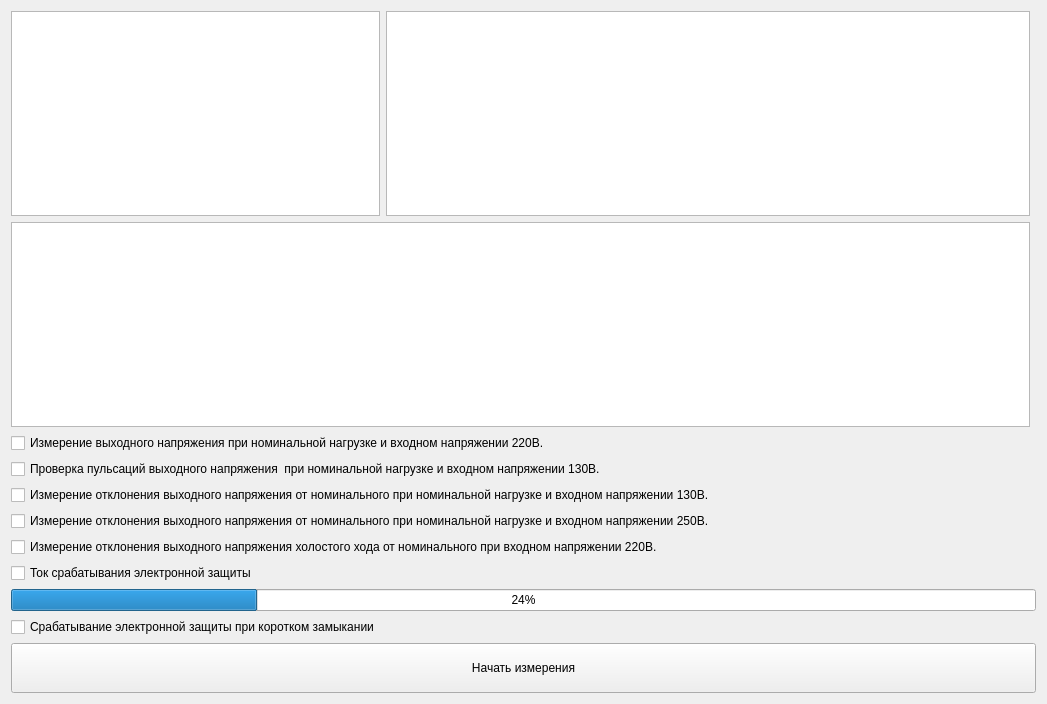
Above: auto/automaticmeasurements.ui from XRay3D/MAN2_GUI before the change. Below: the same form after it.
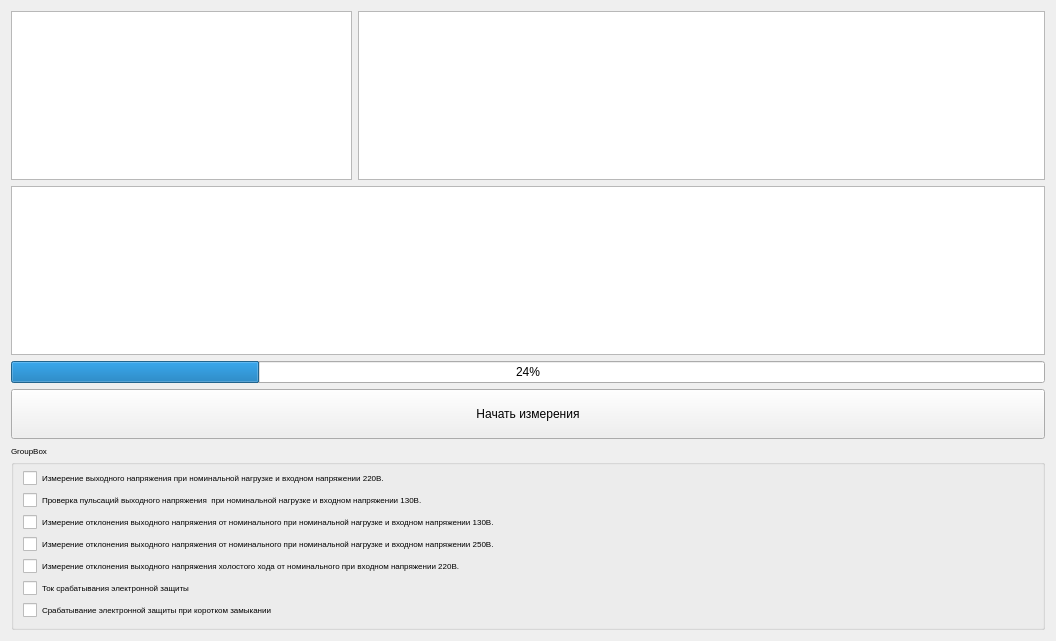
That is the form after the change.

Diff of the .ui file:
```diff
--- a/auto/automaticmeasurements.ui
+++ b/auto/automaticmeasurements.ui
@@ -6,16 +6,16 @@
    <rect>
     <x>0</x>
     <y>0</y>
-    <width>1047</width>
-    <height>704</height>
+    <width>1056</width>
+    <height>641</height>
    </rect>
   </property>
   <property name="windowTitle">
    <string>Form</string>
   </property>
   <layout class="QGridLayout" name="gridLayout">
-   <item row="1" column="1" colspan="2">
-    <widget class="QTableView" name="tableView"/>
+   <item row="0" column="2" colspan="2">
+    <widget class="QTableView" name="tvMeasure"/>
    </item>
    <item row="0" column="1">
     <widget class="QTableView" name="tvSerNum">
@@ -27,35 +27,17 @@
      </property>
     </widget>
    </item>
-   <item row="4" column="1" colspan="3">
-    <widget class="QCheckBox" name="checkBox_3">
-     <property name="text">
-      <string>Измерение отклонения выходного напряжения от номинального при номинальной нагрузке и входном напряжении 130В.</string>
-     </property>
-    </widget>
-   </item>
-   <item row="5" column="1" colspan="3">
-    <widget class="QCheckBox" name="checkBox_4">
-     <property name="text">
-      <string>Измерение отклонения выходного напряжения от номинального при номинальной нагрузке и входном напряжении 250В.</string>
-     </property>
-    </widget>
+   <item row="1" column="1" colspan="3">
+    <widget class="QTableView" name="tableView"/>
    </item>
    <item row="3" column="1" colspan="3">
-    <widget class="QCheckBox" name="checkBox_2">
-     <property name="text">
-      <string>Проверка пульсаций выходного напряжения  при номинальной нагрузке и входном напряжении 130В.</string>
+    <widget class="QProgressBar" name="progressBar">
+     <property name="value">
+      <number>24</number>
      </property>
     </widget>
    </item>
-   <item row="6" column="1" colspan="3">
-    <widget class="QCheckBox" name="checkBox_5">
-     <property name="text">
-      <string>Измерение отклонения выходного напряжения холостого хода от номинального при входном напряжении 220В.</string>
-     </property>
-    </widget>
-   </item>
-   <item row="11" column="1" colspan="3">
+   <item row="4" column="1" colspan="3">
     <widget class="QPushButton" name="pbStartStop">
      <property name="minimumSize">
       <size>
@@ -71,35 +53,67 @@
      </property>
     </widget>
    </item>
-   <item row="9" column="1" colspan="3">
-    <widget class="QProgressBar" name="progressBar">
-     <property name="value">
-      <number>24</number>
+   <item row="5" column="1" colspan="3">
+    <widget class="QGroupBox" name="groupBox">
+     <property name="font">
+      <font>
+       <pointsize>6</pointsize>
+      </font>
      </property>
-    </widget>
-   </item>
-   <item row="7" column="1">
-    <widget class="QCheckBox" name="checkBox_6">
-     <property name="text">
-      <string>Ток срабатывания электронной защиты</string>
+     <property name="title">
+      <string>GroupBox</string>
      </property>
-    </widget>
-   </item>
-   <item row="2" column="1" colspan="3">
-    <widget class="QCheckBox" name="checkBox_1">
-     <property name="text">
-      <string>Измерение выходного напряжения при номинальной нагрузке и входном напряжении 220В.</string>
-     </property>
-    </widget>
-   </item>
-   <item row="0" column="2">
-    <widget class="QTableView" name="tvMeasure"/>
-   </item>
-   <item row="10" column="1">
-    <widget class="QCheckBox" name="checkBox_7">
-     <property name="text">
-      <string>Срабатывание электронной защиты при коротком замыкании</string>
-     </property>
+     <layout class="QVBoxLayout" name="verticalLayout">
+      <item>
+       <widget class="QCheckBox" name="checkBox_1">
+        <property name="text">
+         <string>Измерение выходного напряжения при номинальной нагрузке и входном напряжении 220В.</string>
+        </property>
+       </widget>
+      </item>
+      <item>
+       <widget class="QCheckBox" name="checkBox_2">
+        <property name="text">
+         <string>Проверка пульсаций выходного напряжения  при номинальной нагрузке и входном напряжении 130В.</string>
+        </property>
+       </widget>
+      </item>
+      <item>
+       <widget class="QCheckBox" name="checkBox_3">
+        <property name="text">
+         <string>Измерение отклонения выходного напряжения от номинального при номинальной нагрузке и входном напряжении 130В.</string>
+        </property>
+       </widget>
+      </item>
+      <item>
+       <widget class="QCheckBox" name="checkBox_4">
+        <property name="text">
+         <string>Измерение отклонения выходного напряжения от номинального при номинальной нагрузке и входном напряжении 250В.</string>
+        </property>
+       </widget>
+      </item>
+      <item>
+       <widget class="QCheckBox" name="checkBox_5">
+        <property name="text">
+         <string>Измерение отклонения выходного напряжения холостого хода от номинального при входном напряжении 220В.</string>
+        </property>
+       </widget>
+      </item>
+      <item>
+       <widget class="QCheckBox" name="checkBox_6">
+        <property name="text">
+         <string>Ток срабатывания электронной защиты</string>
+        </property>
+       </widget>
+      </item>
+      <item>
+       <widget class="QCheckBox" name="checkBox_7">
+        <property name="text">
+         <string>Срабатывание электронной защиты при коротком замыкании</string>
+        </property>
+       </widget>
+      </item>
+     </layout>
     </widget>
    </item>
   </layout>
```
